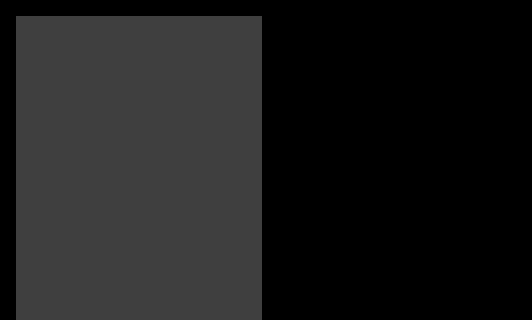
The window that interfazfull.ui (Brian-Almada/practicando-interfaz-py) describes before a commit, drawn with Qt 5; both pictures show x 0 to 532 and y 0 to 320 of the 532 by 531 pixel window.
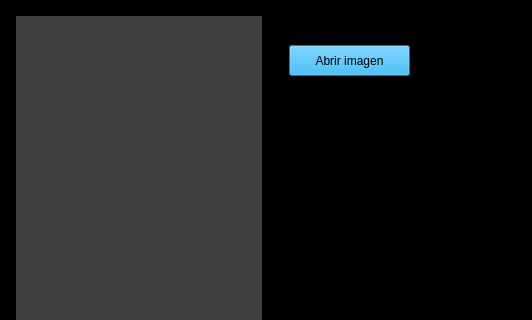
The same window after the commit.

Commit message: Creando botón para abrir imagen

Patch:
```diff
--- a/interfazfull.ui
+++ b/interfazfull.ui
@@ -84,6 +84,24 @@
          <property name="frameShadow">
           <enum>QFrame::Raised</enum>
          </property>
+         <widget class="QPushButton" name="pushButton">
+          <property name="geometry">
+           <rect>
+            <x>20</x>
+            <y>30</y>
+            <width>121</width>
+            <height>31</height>
+           </rect>
+          </property>
+          <property name="styleSheet">
+           <string notr="true">background-color: rgb(0, 170, 255);
+font: 87 12pt &quot;Arial Black&quot;;
+</string>
+          </property>
+          <property name="text">
+           <string>Abrir imagen</string>
+          </property>
+         </widget>
         </widget>
        </item>
       </layout>
```
